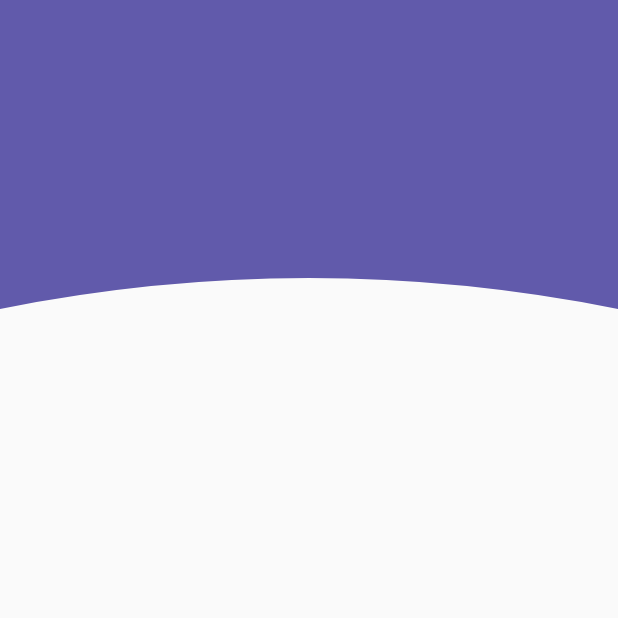
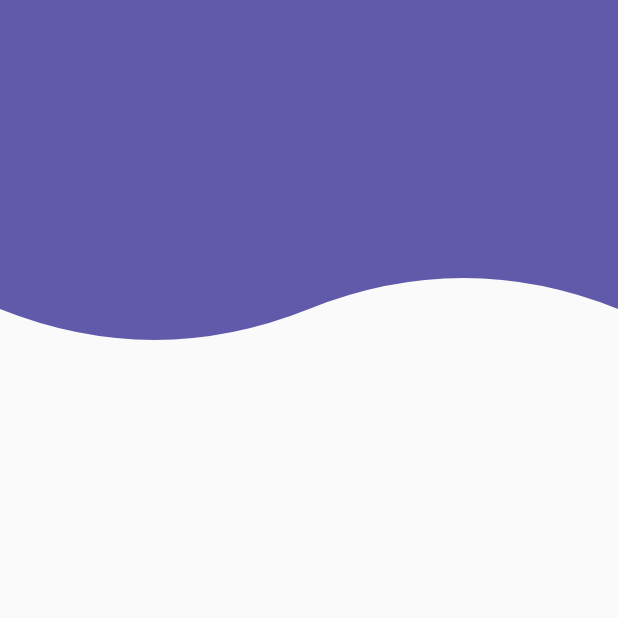
Before and after one commit to muckystack/FLUTTER_UI, a Flutter app: the screen it shows after launch, on a phone screen of 412 x 824 dp, the top half of it. Run offline on Flutter 3.47's test engine with Material 2 defaults, Android fonts, the phone set to English and light mode, and no system bars.

Commit message:
FEAT. custom painter ola

```diff
--- a/custom_painter_fh/lib/src/pages/headers_page.dart
+++ b/custom_painter_fh/lib/src/pages/headers_page.dart
@@ -7,7 +7,7 @@ class HeadersPage extends StatelessWidget {
   @override
   Widget build(BuildContext context) {
     return Scaffold(
-      body: HeaderCurvo()
+      body: HeaderWave()
     );
   }
 }
--- a/custom_painter_fh/lib/src/widgets/headers.dart
+++ b/custom_painter_fh/lib/src/widgets/headers.dart
@@ -230,3 +230,54 @@ class _HeaderCurvoPainter extends CustomPainter {
     return true;
   }
 }
+
+
+class HeaderWave extends StatelessWidget {
+  const HeaderWave({Key key}) : super(key: key);
+
+  @override
+  Widget build(BuildContext context) {
+    return Container(
+      height: double.infinity,
+      width: double.infinity,
+      // color: Color(0xff615AAB),
+      child: CustomPaint(
+        painter: _HeaderWavePainter(),
+      ),
+    );
+  }
+}
+
+
+class _HeaderWavePainter extends CustomPainter {
+
+
+  @override
+  void paint(Canvas canvas, Size size) {
+
+    final lapiz = new Paint();
+
+    // Propiedades
+    lapiz.color = Color(0xff615AAB);
+    lapiz.style = PaintingStyle.fill; // .fill Es cuando se rellena
+    lapiz.strokeWidth = 20;
+
+    final path = new Path();
+
+    // Dibujar con el path y el lapiz
+    path.lineTo(0, size.height * 0.25);
+    path.quadraticBezierTo(size.width * 0.25, size.height * .30, size.width * .5, size.height * 0.25);
+    path.quadraticBezierTo(size.width * 0.75, size.height * .20, size.width, size.height * 0.25);
+    path.lineTo(size.width, 0);
+
+
+
+    canvas.drawPath(path, lapiz);
+
+  }
+
+  @override
+  bool shouldRepaint(CustomPainter oldDelegate) {
+    return true;
+  }
+}
```
